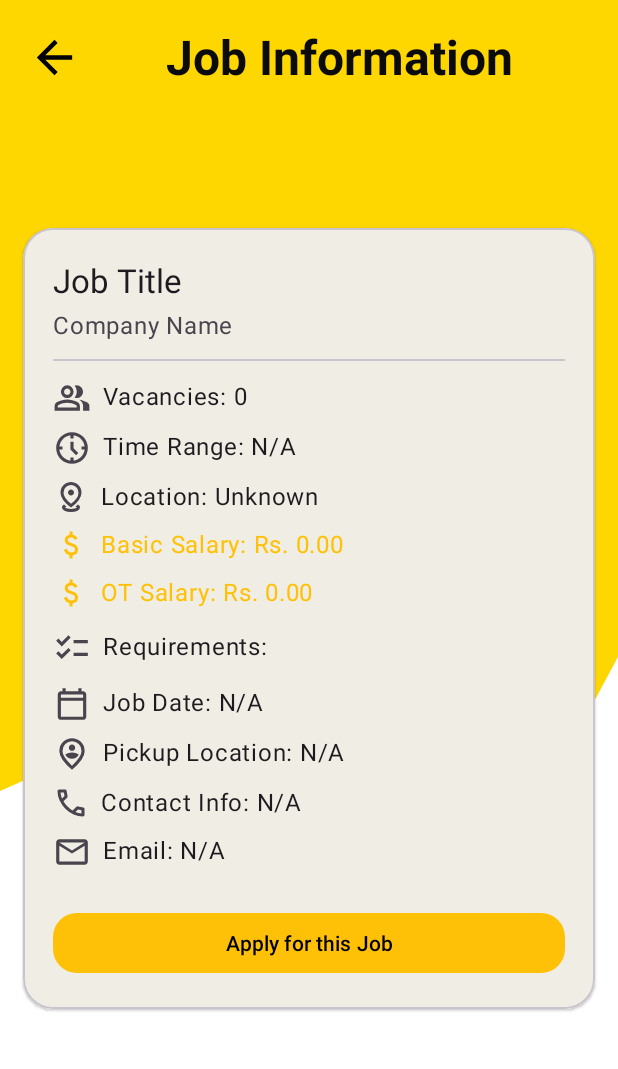
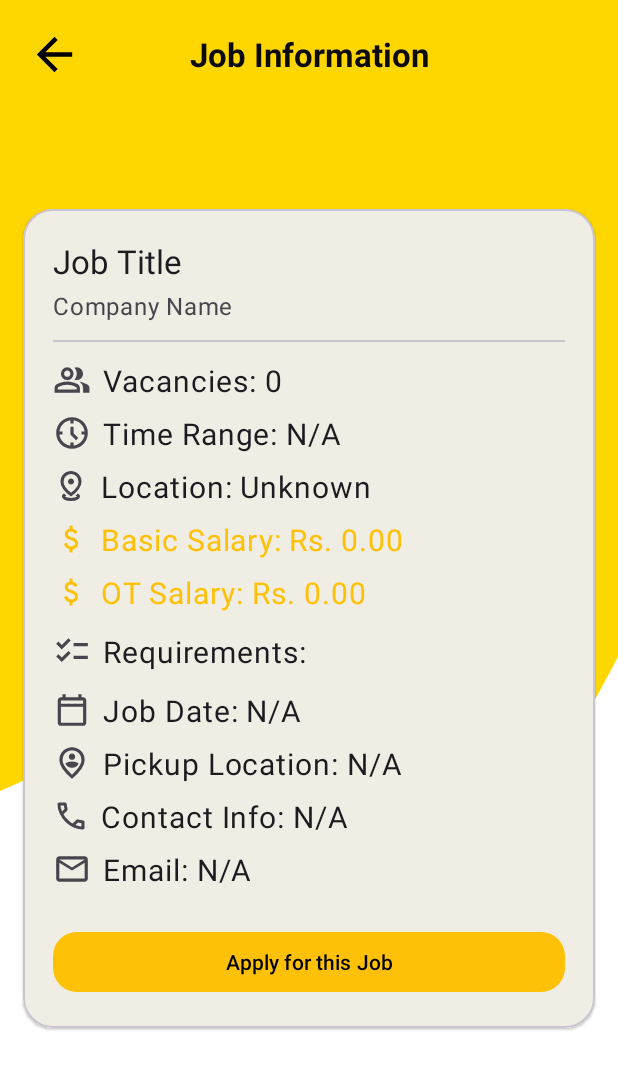
Before and after one commit to kavizzz03/Hire_Us_App, an Android app: the layout activity_find_job_emp.xml on its own in the app's theme, with its tools: preview values and no code run, on a phone screen of 412 x 824 dp. Shown: the top 1069 px of the screen. Run offline under Robolectric (Android 15) with nearby library versions, the phone set to English and light mode, and no system bars; network calls fail.

Commit message:
Update activity_find_job_emp.xml and FindJobEmpActivity.java

```diff
--- a/app/src/main/java/com/example/hire_me_test/view/actvities/FindJobEmpActivity.java
+++ b/app/src/main/java/com/example/hire_me_test/view/actvities/FindJobEmpActivity.java
@@ -8,6 +8,7 @@ import android.content.Intent;
 import android.os.Build;
 import android.os.Bundle;
 import android.widget.Button;
+import android.widget.ImageView;
 import android.widget.TextView;
 import android.widget.Toast;
 
@@ -29,6 +30,7 @@ public class FindJobEmpActivity extends AppCompatActivity {
             tvContactInfo, tvEmail;
 
     Button btnApply;
+    ImageView btnBack;
 
     private int jobId;
     private String idNumber;
@@ -55,6 +57,9 @@ public class FindJobEmpActivity extends AppCompatActivity {
         tvEmail = findViewById(R.id.tvEmail);
 
         btnApply = findViewById(R.id.btnApply);
+        btnBack = findViewById(R.id.btnBack);
+
+        btnBack.setOnClickListener(v -> onBackPressed());
 
         // Get job details from intent
         jobId = getIntent().getIntExtra("job_id", -1);
--- a/app/src/main/res/layout/activity_find_job_emp.xml
+++ b/app/src/main/res/layout/activity_find_job_emp.xml
@@ -33,14 +33,15 @@
             style="@style/TextAppearance.Material3.HeadlineLarge"
             android:layout_width="0dp"
             android:layout_height="wrap_content"
+            android:gravity="center"
             android:text="Job Information"
             android:textColor="@color/onPrimary_47"
+            android:textSize="22sp"
             android:textStyle="bold"
-            android:gravity="center"
-            app:layout_constraintStart_toEndOf="@id/btnBack"
+            app:layout_constraintBottom_toBottomOf="parent"
             app:layout_constraintEnd_toEndOf="parent"
-            app:layout_constraintTop_toTopOf="parent"
-            app:layout_constraintBottom_toBottomOf="parent" />
+            app:layout_constraintStart_toStartOf="@+id/btnBack"
+            app:layout_constraintTop_toTopOf="parent" />
     </androidx.constraintlayout.widget.ConstraintLayout>
 
     <com.google.android.material.card.MaterialCardView
@@ -100,6 +101,7 @@
                 android:layout_marginTop="12dp"
                 android:drawablePadding="8dp"
                 android:text="Vacancies: 0"
+                android:textSize="20sp"
                 android:textColor="?attr/colorOnSurface"
                 app:drawableStartCompat="@drawable/outline_group_24"
                 app:drawableTint="?attr/colorOnSurfaceVariant" />
@@ -112,6 +114,7 @@
                 android:layout_marginTop="8dp"
                 android:drawablePadding="8dp"
                 android:text="Time Range: N/A"
+                android:textSize="20sp"
                 android:textColor="?attr/colorOnSurface"
                 app:drawableStartCompat="@drawable/outline_nest_clock_farsight_analog_24"
                 app:drawableTint="?attr/colorOnSurfaceVariant" />
@@ -124,6 +127,7 @@
                 android:layout_marginTop="8dp"
                 android:drawablePadding="8dp"
                 android:text="Location: Unknown"
+                android:textSize="20sp"
                 android:textColor="?attr/colorOnSurface"
                 app:drawableStartCompat="@drawable/ic_location_24"
                 app:drawableTint="?attr/colorOnSurfaceVariant" />
@@ -136,6 +140,7 @@
                 android:layout_marginTop="8dp"
                 android:drawablePadding="8dp"
                 android:text="Basic Salary: Rs. 0.00"
+                android:textSize="20sp"
                 android:textColor="?attr/colorPrimary"
                 app:drawableStartCompat="@drawable/ic_salary"
                 app:drawableTint="?attr/colorPrimary" />
@@ -148,6 +153,7 @@
                 android:layout_marginTop="8dp"
                 android:drawablePadding="8dp"
                 android:text="OT Salary: Rs. 0.00"
+                android:textSize="20sp"
                 android:textColor="?attr/colorPrimary"
                 app:drawableStartCompat="@drawable/ic_salary"
                 app:drawableTint="?attr/colorPrimary" />
@@ -160,6 +166,7 @@
                 android:layout_marginTop="12dp"
                 android:drawablePadding="8dp"
                 android:text="Requirements:"
+                android:textSize="20sp"
                 android:textColor="?attr/colorOnSurface"
                 app:drawableStartCompat="@drawable/outline_checklist_24"
                 app:drawableTint="?attr/colorOnSurfaceVariant"/>
@@ -172,6 +179,7 @@
                 android:layout_marginTop="12dp"
                 android:drawablePadding="8dp"
                 android:text="Job Date: N/A"
+                android:textSize="20sp"
                 android:textColor="?attr/colorOnSurface"
                 app:drawableStartCompat="@drawable/outline_calendar_today_24"
                 app:drawableTint="?attr/colorOnSurfaceVariant" />
@@ -184,6 +192,7 @@
                 android:layout_marginTop="8dp"
                 android:drawablePadding="8dp"
                 android:text="Pickup Location: N/A"
+                android:textSize="20sp"
                 android:textColor="?attr/colorOnSurface"
                 app:drawableStartCompat="@drawable/outline_person_pin_circle_24"
                 app:drawableTint="?attr/colorOnSurfaceVariant" />
@@ -196,6 +205,7 @@
                 android:layout_marginTop="8dp"
                 android:drawablePadding="8dp"
                 android:text="Contact Info: N/A"
+                android:textSize="20sp"
                 android:textColor="?attr/colorOnSurface"
                 app:drawableStartCompat="@drawable/ic_call_24"
                 app:drawableTint="?attr/colorOnSurfaceVariant" />
@@ -209,6 +219,7 @@
                 android:layout_marginBottom="8dp"
                 android:drawablePadding="8dp"
                 android:text="Email: N/A"
+                android:textSize="20sp"
                 android:textColor="?attr/colorOnSurface"
                 app:drawableStartCompat="@drawable/outline_mail_24"
                 app:drawableTint="?attr/colorOnSurfaceVariant" />
```
